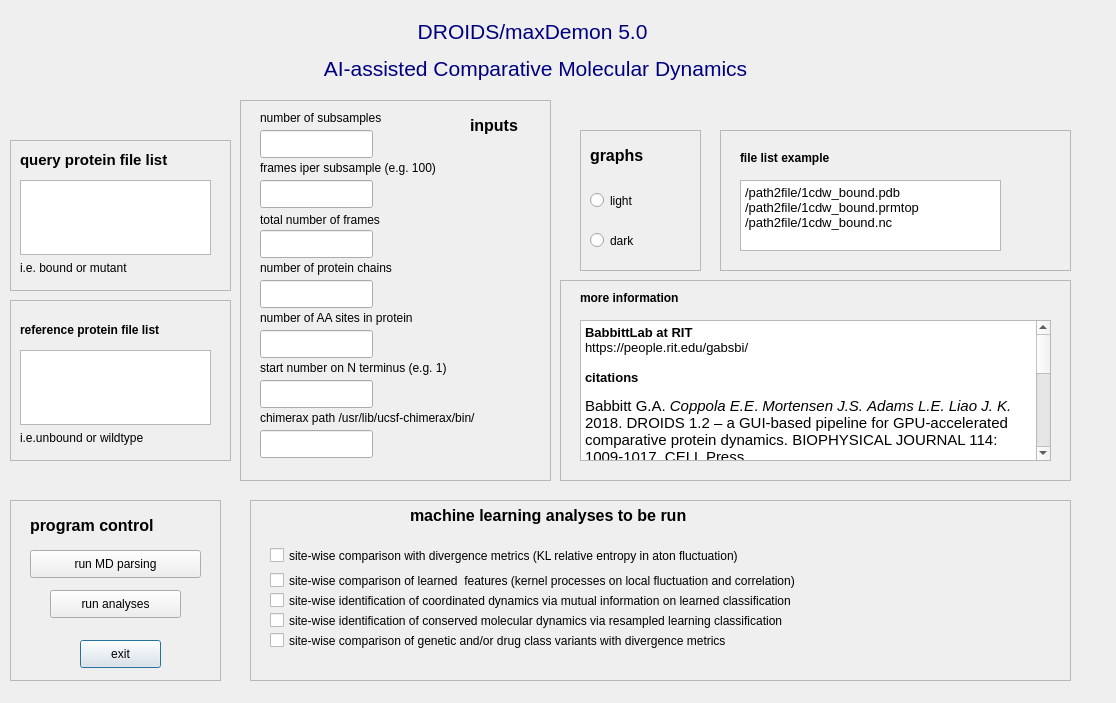
First picture: the form in droidsTEMPLATE.ui, repository gbabbitt/ATOMDANCE-comparative-protein-dynamics, before the edit.
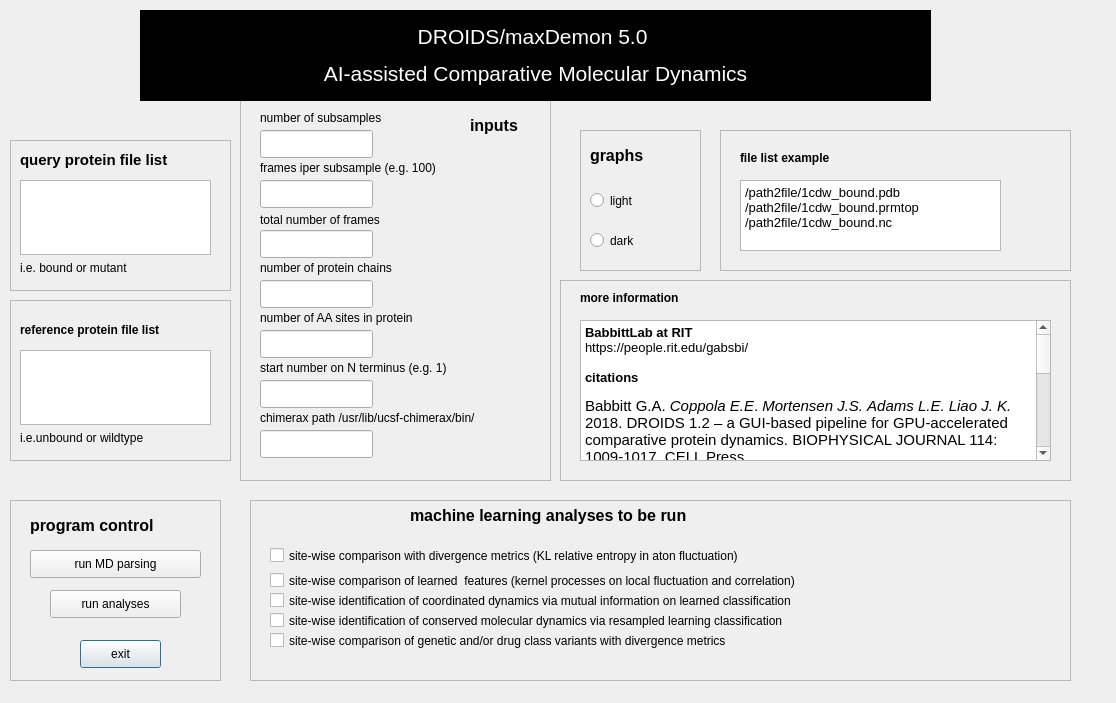
Second picture: the form after the edit. Icons and pictures are not drawn.

Patch:
```diff
--- a/droidsTEMPLATE.ui
+++ b/droidsTEMPLATE.ui
@@ -588,11 +588,14 @@
      <x>140</x>
      <y>10</y>
      <width>791</width>
-     <height>81</height>
+     <height>91</height>
     </rect>
    </property>
+   <property name="styleSheet">
+    <string notr="true">background-color: rgb(0, 0, 0);</string>
+   </property>
    <property name="text">
-    <string>&lt;html&gt;&lt;head/&gt;&lt;body&gt;&lt;p align=&quot;center&quot;&gt;&lt;span style=&quot; font-size:16pt; color:#00007f;&quot;&gt;DROIDS/maxDemon 5.0 &lt;/span&gt;&lt;/p&gt;&lt;p align=&quot;center&quot;&gt;&lt;span style=&quot; font-size:16pt; color:#00007f;&quot;&gt;AI-assisted Comparative Molecular Dynamics&lt;/span&gt;&lt;/p&gt;&lt;/body&gt;&lt;/html&gt;</string>
+    <string>&lt;html&gt;&lt;head/&gt;&lt;body&gt;&lt;p align=&quot;center&quot;&gt;&lt;span style=&quot; font-size:16pt; color:#ffffff;&quot;&gt;DROIDS/maxDemon 5.0 &lt;/span&gt;&lt;/p&gt;&lt;p align=&quot;center&quot;&gt;&lt;span style=&quot; font-size:16pt; color:#ffffff;&quot;&gt;AI-assisted Comparative Molecular Dynamics&lt;/span&gt;&lt;/p&gt;&lt;/body&gt;&lt;/html&gt;</string>
    </property>
   </widget>
   <widget class="QLabel" name="label_4">
@@ -601,7 +604,7 @@
      <x>20</x>
      <y>10</y>
      <width>211</width>
-     <height>101</height>
+     <height>91</height>
     </rect>
    </property>
    <property name="text">
@@ -620,7 +623,7 @@
      <x>860</x>
      <y>10</y>
      <width>211</width>
-     <height>101</height>
+     <height>91</height>
     </rect>
    </property>
    <property name="text">
```
